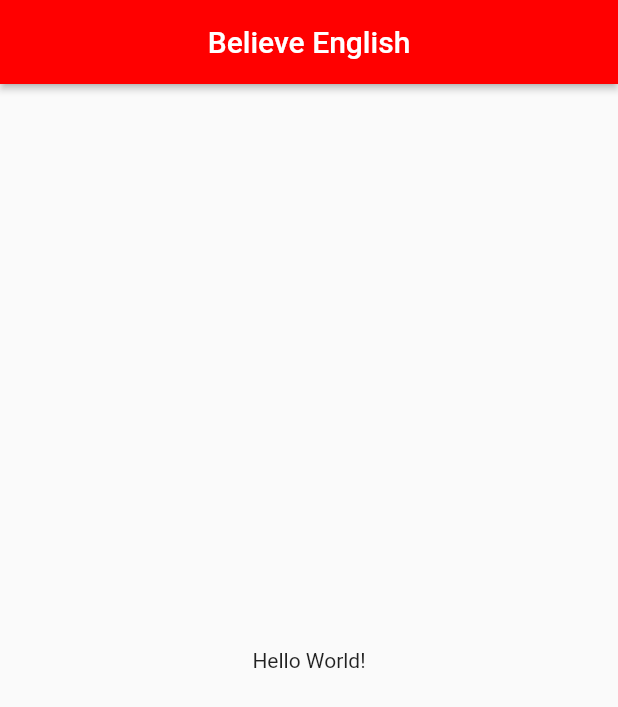
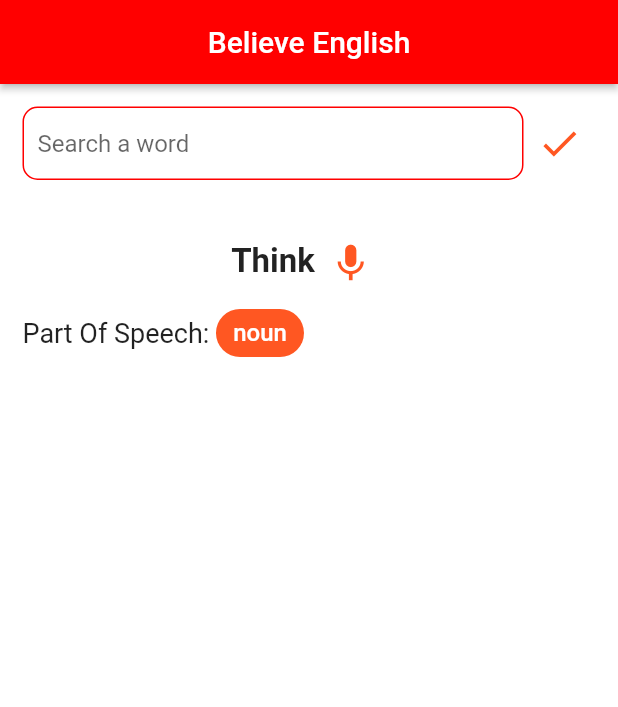
Before and after one commit to Emir1719/Believe-English-Dictionary, a Flutter app: the screen it shows after launch, on a phone screen of 412 x 824 dp. Shown: the top 707 px of the screen. Run offline on Flutter 3.47's test engine with Material 2 defaults, Android fonts, the light colour scheme and no system bars; our stand-ins replace get_it.

Commit message:
Frontend completed about %25

```diff
--- /dev/null
+++ b/lib/constant/color.dart
@@ -0,0 +1,6 @@
+import 'package:flutter/material.dart';
+
+class ProjectColor {
+  Color red = const Color(0xffff0000);
+  Color icon = Colors.deepOrange;
+}
--- /dev/null
+++ b/lib/constant/style.dart
@@ -0,0 +1,17 @@
+import 'package:flutter/material.dart';
+
+class ProjectStyle {
+  var word = const TextStyle(
+    fontSize: 22,
+    fontWeight: FontWeight.w600,
+  );
+
+  var chip = const TextStyle(
+    fontSize: 16,
+    color: Colors.white,
+  );
+
+  var speech = const TextStyle(
+    fontSize: 18,
+  );
+}
--- /dev/null
+++ b/lib/locator.dart
@@ -0,0 +1,10 @@
+import 'package:believe_english_dictionary/constant/color.dart';
+import 'package:believe_english_dictionary/constant/style.dart';
+import 'package:get_it/get_it.dart';
+
+GetIt locator = GetIt.instance;
+
+void setupLocator() {
+  locator.registerLazySingleton(() => ProjectColor());
+  locator.registerLazySingleton(() => ProjectStyle());
+}
--- a/lib/main.dart
+++ b/lib/main.dart
@@ -1,7 +1,9 @@
+import 'package:believe_english_dictionary/locator.dart';
 import 'package:believe_english_dictionary/pages/home.dart';
 import 'package:flutter/material.dart';
 
 void main() {
+  setupLocator();
   runApp(const MainApp());
 }
 
@@ -19,8 +21,9 @@ class MainApp extends StatelessWidget {
           centerTitle: true,
           elevation: 2,
         ),
+        scaffoldBackgroundColor: Colors.white,
       ),
-      home: const Home(),
+      home: Home(),
     );
   }
 }
--- a/lib/pages/home.dart
+++ b/lib/pages/home.dart
@@ -1,14 +1,51 @@
+import 'package:believe_english_dictionary/constant/style.dart';
+import 'package:believe_english_dictionary/widgets/text_field.dart';
 import 'package:flutter/material.dart';
 
+import '../constant/color.dart';
+import '../locator.dart';
+
 class Home extends StatelessWidget {
-  const Home({super.key});
+  Home({super.key});
+  final color = locator<ProjectColor>();
+  final style = locator<ProjectStyle>();
 
   @override
   Widget build(BuildContext context) {
     return Scaffold(
       appBar: AppBar(title: const Text("Believe English")),
-      body: const Center(
-        child: Text('Hello World!'),
+      body: Column(
+        children: [
+          Container(
+            padding: const EdgeInsets.all(15),
+            child: Row(
+              children: [
+                Expanded(child: ProjectTextField()),
+                IconButton(onPressed: () {}, icon: Icon(Icons.done, color: color.icon, size: 30)),
+              ],
+            ),
+          ),
+          Expanded(
+            child: ListView(
+              padding: const EdgeInsets.all(15),
+              children: [
+                Row(
+                  mainAxisAlignment: MainAxisAlignment.center,
+                  children: [
+                    Text("Think", style: style.word),
+                    IconButton(onPressed: () {}, icon: Icon(Icons.keyboard_voice_sharp, color: color.icon, size: 30)),
+                  ],
+                ),
+                Row(
+                  children: [
+                    Text("Part Of Speech: ", style: style.speech),
+                    Chip(label: const Text("noun"), backgroundColor: Colors.deepOrange, labelStyle: style.chip),
+                  ],
+                ),
+              ],
+            ),
+          ),
+        ],
       ),
     );
   }
--- /dev/null
+++ b/lib/widgets/text_field.dart
@@ -0,0 +1,30 @@
+import 'package:believe_english_dictionary/constant/color.dart';
+import 'package:believe_english_dictionary/locator.dart';
+import 'package:flutter/material.dart';
+
+class ProjectTextField extends StatelessWidget {
+  ProjectTextField({super.key});
+  var color = locator<ProjectColor>();
+
+  @override
+  Widget build(BuildContext context) {
+    return TextFormField(
+      style: const TextStyle(fontSize: 16),
+      decoration: InputDecoration(
+        isDense: true, // important line
+        contentPadding: const EdgeInsets.only(top: 15, left: 10, right: 10, bottom: 15),
+        hintText: "Search a word",
+        focusedBorder: OutlineInputBorder(
+          borderRadius: BorderRadius.circular(10),
+          borderSide: BorderSide(color: color.red),
+        ),
+        enabledBorder: OutlineInputBorder(
+          borderRadius: BorderRadius.circular(10),
+          borderSide: BorderSide(
+            color: color.red,
+          ),
+        ),
+      ),
+    );
+  }
+}
--- a/pubspec.yaml
+++ b/pubspec.yaml
@@ -9,6 +9,7 @@ environment:
 dependencies:
   flutter:
     sdk: flutter
+  get_it: ^7.6.0
 
 dev_dependencies:
   flutter_test:
```
Also changed, not shown: pubspec.lock.
